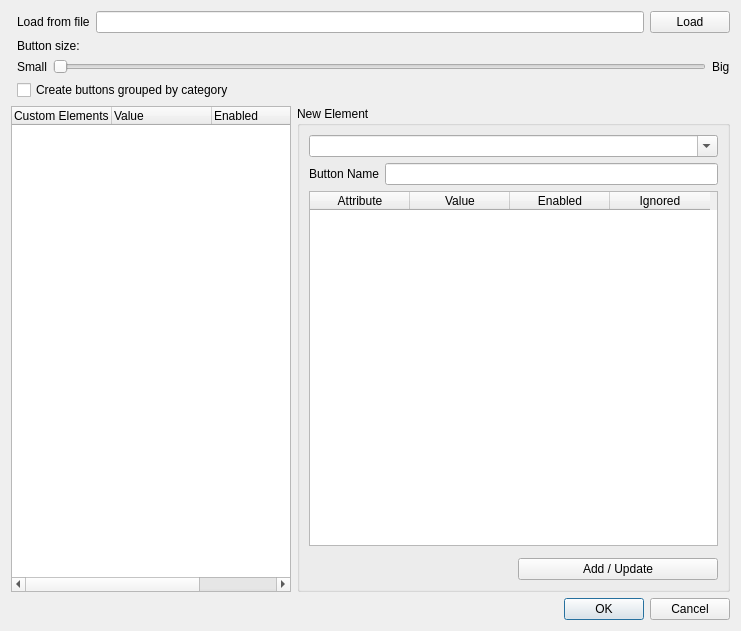
This is ProductionTools/FieldToolBox/field_setup.ui in dsgoficial/DsgTools as Qt 5 draws it before an edit. The edited form follows.
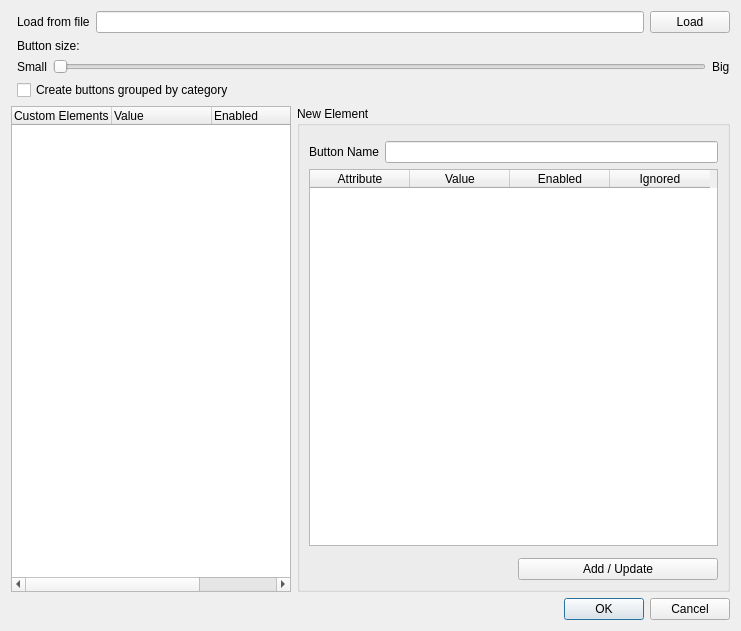
This is the edited form. Custom widgets are drawn as their Qt base class.

Commit message: more chan ges

What changed in the file:
```diff
--- a/ProductionTools/FieldToolBox/field_setup.ui
+++ b/ProductionTools/FieldToolBox/field_setup.ui
@@ -221,11 +221,7 @@
          </widget>
         </item>
         <item row="0" column="0">
-         <widget class="QComboBox" name="comboBox">
-          <property name="editable">
-           <bool>true</bool>
-          </property>
-         </widget>
+         <widget class="DsgCustomComboBox" name="tableComboBox" native="true"/>
         </item>
        </layout>
       </widget>
@@ -235,6 +231,12 @@
   </layout>
  </widget>
  <customwidgets>
+  <customwidget>
+   <class>DsgCustomComboBox</class>
+   <extends>QWidget</extends>
+   <header>DsgTools.CustomWidgets.BasicInterfaceWidgets.dsgCustomComboBox.h</header>
+   <container>1</container>
+  </customwidget>
   <customwidget>
    <class>ButtonPropWidget</class>
    <extends>QWidget</extends>
```
